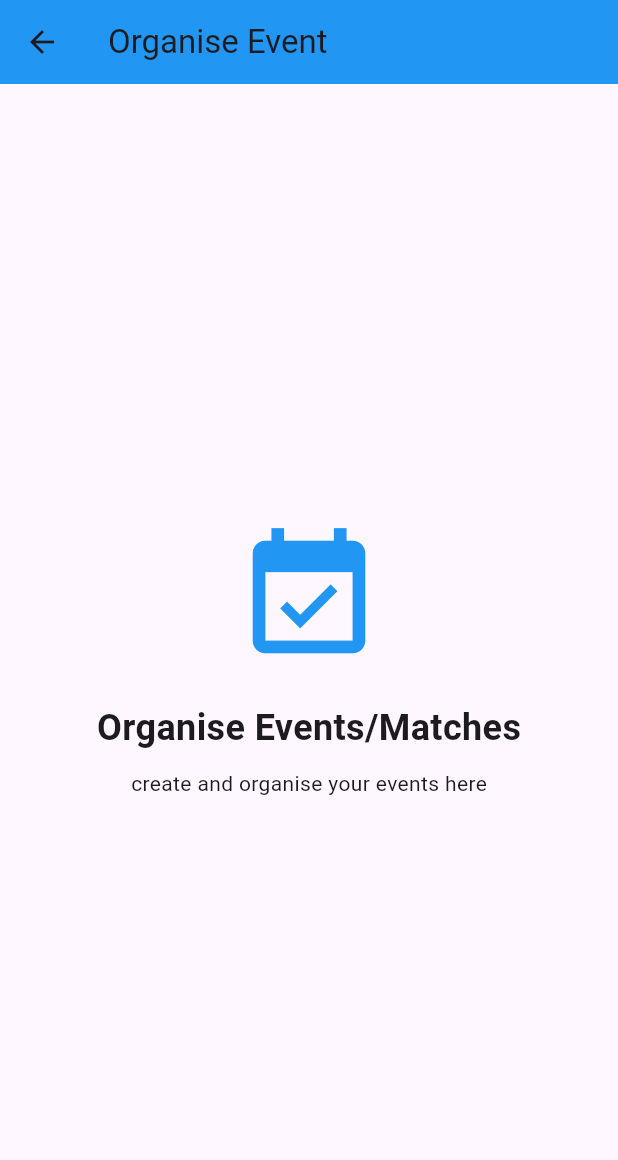
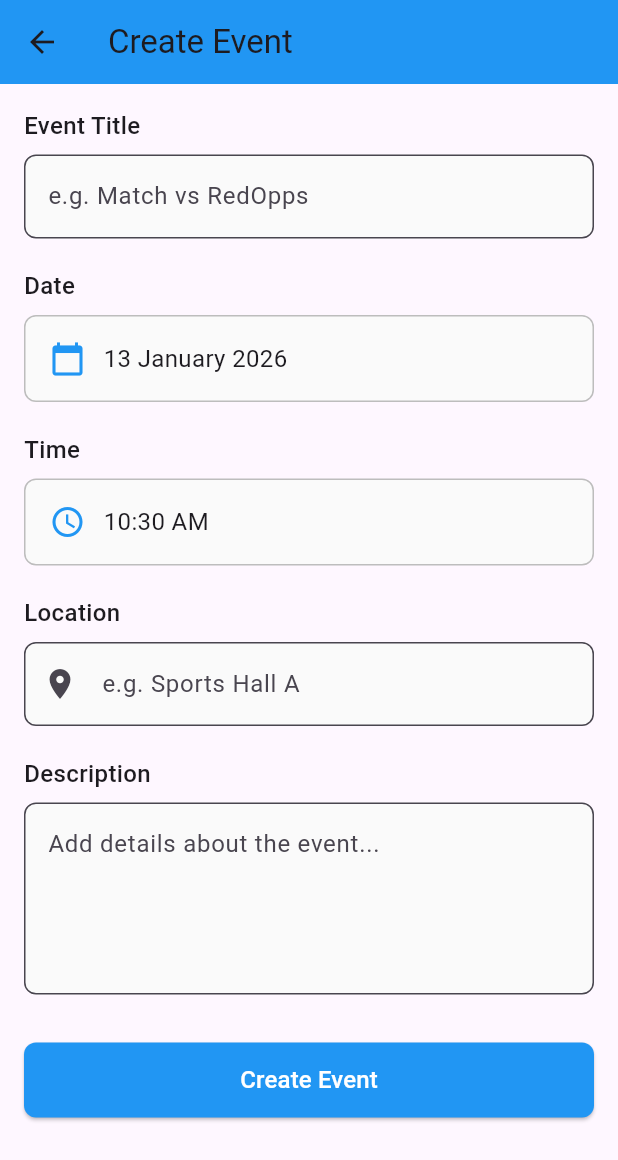
Before and after one commit to JMcoderr/Team-Management-App, a Flutter app: the OrganisePage screen opened directly, on a phone screen of 412 x 824 dp. Shown: the top 1160 px of the screen. Run offline on Flutter 3.47's test engine with Material 3 defaults, Android fonts, the phone set to English and light mode, and no system bars; our stand-ins replace dio, flutter_riverpod.

Commit message:
added organise page for creating events

```diff
--- a/team_management_app_dev/lib/main.dart
+++ b/team_management_app_dev/lib/main.dart
@@ -3,6 +3,7 @@ import 'package:flutter_riverpod/flutter_riverpod.dart';
 import 'pages/dashboard_page.dart';
 import 'pages/events_page.dart';
 import 'pages/schedule_page.dart';
+import 'pages/organise_page.dart';
 
 void main() {
   runApp(
@@ -300,36 +301,6 @@ class RouteplannerPage extends StatelessWidget {
   }
 }
 
-// organise page - for organising events/matches
-class OrganisePage extends StatelessWidget {
-  const OrganisePage({Key? key}) : super(key: key);
-
-  @override
-  Widget build(BuildContext context) {
-    return Scaffold(
-      appBar: AppBar(
-        title: const Text('Organise Event'),
-        backgroundColor: Colors.blue,
-      ),
-      body: Center(
-        child: Column(
-          mainAxisAlignment: MainAxisAlignment.center,
-          children: const [
-            Icon(Icons.event_available, size: 100, color: Colors.blue),
-            SizedBox(height: 20),
-            Text(
-              'Organise Events/Matches',
-              style: TextStyle(fontSize: 24, fontWeight: FontWeight.bold),
-            ),
-            SizedBox(height: 10),
-            Text('create and organise your events here'),
-          ],
-        ),
-      ),
-    );
-  }
-}
-
 // account page - user info and stuff
 class AccountPage extends StatelessWidget {
   const AccountPage({Key? key}) : super(key: key);
--- /dev/null
+++ b/team_management_app_dev/lib/pages/organise_page.dart
@@ -0,0 +1,320 @@
+import 'package:flutter/material.dart';
+import 'package:flutter_riverpod/flutter_riverpod.dart';
+import 'package:intl/intl.dart';
+import '../data/models/event.dart';
+import '../providers/event_provider.dart';
+
+// page for creating new events/matches
+class OrganisePage extends ConsumerStatefulWidget {
+  const OrganisePage({Key? key}) : super(key: key);
+
+  @override
+  ConsumerState<OrganisePage> createState() => _OrganisePageState();
+}
+
+class _OrganisePageState extends ConsumerState<OrganisePage> {
+  // controllers for text fields (like variables that remember what user typed)
+  final titleController = TextEditingController();
+  final locationController = TextEditingController();
+  final descriptionController = TextEditingController();
+
+  // date and time variables
+  DateTime selectedDate = DateTime.now();
+  TimeOfDay selectedTime = TimeOfDay.now();
+
+  bool isLoading = false; // to show spinner when saving
+
+  @override
+  void dispose() {
+    // cleanup when page closes (like turning off lights when leaving a room)
+    titleController.dispose();
+    locationController.dispose();
+    descriptionController.dispose();
+    super.dispose();
+  }
+
+  @override
+  Widget build(BuildContext context) {
+    return Scaffold(
+      appBar: AppBar(
+        title: const Text('Create Event'),
+        backgroundColor: Colors.blue,
+      ),
+      body: SingleChildScrollView(
+        padding: const EdgeInsets.all(16),
+        child: Column(
+          crossAxisAlignment: CrossAxisAlignment.start,
+          children: [
+            // title field
+            const Text(
+              'Event Title',
+              style: TextStyle(fontSize: 16, fontWeight: FontWeight.w500),
+            ),
+            const SizedBox(height: 8),
+            TextField(
+              controller: titleController,
+              decoration: InputDecoration(
+                hintText: 'e.g. Match vs RedOpps',
+                border: OutlineInputBorder(
+                  borderRadius: BorderRadius.circular(8),
+                ),
+                filled: true,
+                fillColor: Colors.grey[50],
+              ),
+            ),
+
+            const SizedBox(height: 20),
+
+            // date picker
+            const Text(
+              'Date',
+              style: TextStyle(fontSize: 16, fontWeight: FontWeight.w500),
+            ),
+            const SizedBox(height: 8),
+            InkWell(
+              onTap: () => _pickDate(context),
+              child: Container(
+                padding: const EdgeInsets.all(16),
+                decoration: BoxDecoration(
+                  border: Border.all(color: Colors.grey[400]!),
+                  borderRadius: BorderRadius.circular(8),
+                  color: Colors.grey[50],
+                ),
+                child: Row(
+                  children: [
+                    const Icon(Icons.calendar_today, color: Colors.blue),
+                    const SizedBox(width: 12),
+                    Text(
+                      DateFormat('d MMMM yyyy').format(selectedDate),
+                      style: const TextStyle(fontSize: 16),
+                    ),
+                  ],
+                ),
+              ),
+            ),
+
+            const SizedBox(height: 20),
+
+            // time picker
+            const Text(
+              'Time',
+              style: TextStyle(fontSize: 16, fontWeight: FontWeight.w500),
+            ),
+            const SizedBox(height: 8),
+            InkWell(
+              onTap: () => _pickTime(context),
+              child: Container(
+                padding: const EdgeInsets.all(16),
+                decoration: BoxDecoration(
+                  border: Border.all(color: Colors.grey[400]!),
+                  borderRadius: BorderRadius.circular(8),
+                  color: Colors.grey[50],
+                ),
+                child: Row(
+                  children: [
+                    const Icon(Icons.access_time, color: Colors.blue),
+                    const SizedBox(width: 12),
+                    Text(
+                      selectedTime.format(context),
+                      style: const TextStyle(fontSize: 16),
+                    ),
+                  ],
+                ),
+              ),
+            ),
+
+            const SizedBox(height: 20),
+
+            // location field
+            const Text(
+              'Location',
+              style: TextStyle(fontSize: 16, fontWeight: FontWeight.w500),
+            ),
+            const SizedBox(height: 8),
+            TextField(
+              controller: locationController,
+              decoration: InputDecoration(
+                hintText: 'e.g. Sports Hall A',
+                border: OutlineInputBorder(
+                  borderRadius: BorderRadius.circular(8),
+                ),
+                filled: true,
+                fillColor: Colors.grey[50],
+                prefixIcon: const Icon(Icons.location_on),
+              ),
+            ),
+
+            const SizedBox(height: 20),
+
+            // description field
+            const Text(
+              'Description',
+              style: TextStyle(fontSize: 16, fontWeight: FontWeight.w500),
+            ),
+            const SizedBox(height: 8),
+            TextField(
+              controller: descriptionController,
+              maxLines: 4,
+              decoration: InputDecoration(
+                hintText: 'Add details about the event...',
+                border: OutlineInputBorder(
+                  borderRadius: BorderRadius.circular(8),
+                ),
+                filled: true,
+                fillColor: Colors.grey[50],
+              ),
+            ),
+
+            const SizedBox(height: 32),
+
+            // create button
+            SizedBox(
+              width: double.infinity,
+              height: 50,
+              child: ElevatedButton(
+                onPressed: isLoading ? null : _createEvent,
+                style: ElevatedButton.styleFrom(
+                  backgroundColor: Colors.blue,
+                  shape: RoundedRectangleBorder(
+                    borderRadius: BorderRadius.circular(8),
+                  ),
+                ),
+                child: isLoading
+                    ? const SizedBox(
+                        height: 20,
+                        width: 20,
+                        child: CircularProgressIndicator(
+                          color: Colors.white,
+                          strokeWidth: 2,
+                        ),
+                      )
+                    : const Text(
+                        'Create Event',
+                        style: TextStyle(fontSize: 16, color: Colors.white),
+                      ),
+              ),
+            ),
+          ],
+        ),
+      ),
+    );
+  }
+
+  // opening date picker
+  Future<void> _pickDate(BuildContext context) async {
+    final picked = await showDatePicker(
+      context: context,
+      initialDate: selectedDate,
+      firstDate: DateTime.now(),
+      lastDate: DateTime.now().add(const Duration(days: 365)),
+    );
+
+    if (picked != null) {
+      setState(() {
+        selectedDate = picked;
+      });
+    }
+  }
+
+  // opening time picker
+  Future<void> _pickTime(BuildContext context) async {
+    final picked = await showTimePicker(
+      context: context,
+      initialTime: selectedTime,
+    );
+
+    if (picked != null) {
+      setState(() {
+        selectedTime = picked;
+      });
+    }
+  }
+
+  // saving the event
+  Future<void> _createEvent() async {
+    // check if title is empty
+    if (titleController.text.trim().isEmpty) {
+      ScaffoldMessenger.of(context).showSnackBar(
+        const SnackBar(content: Text('Please enter a title')),
+      );
+      return;
+    }
+
+    if (locationController.text.trim().isEmpty) {
+      ScaffoldMessenger.of(context).showSnackBar(
+        const SnackBar(content: Text('Please enter a location')),
+      );
+      return;
+    }
+
+    setState(() {
+      isLoading = true;
+    });
+
+    try {
+      // get the repository
+      final repository = ref.read(eventRepositoryProvider);
+
+      // combining date and time
+      final eventDateTime = DateTime(
+        selectedDate.year,
+        selectedDate.month,
+        selectedDate.day,
+        selectedTime.hour,
+        selectedTime.minute,
+      );
+
+      // create the event object
+      final newEvent = Event(
+        id: DateTime.now().millisecondsSinceEpoch, // temp id
+        title: titleController.text.trim(),
+        description: descriptionController.text.trim(),
+        date: eventDateTime,
+        time: selectedTime.format(context),
+        location: locationController.text.trim(),
+        type: eventDateTime.isAfter(DateTime.now()) ? 'upcoming' : 'past',
+      );
+
+      // save it
+      await repository.createEvent(newEvent);
+
+      // refresh the events list
+      ref.invalidate(eventsProvider);
+
+      // show success message
+      if (mounted) {
+        ScaffoldMessenger.of(context).showSnackBar(
+          const SnackBar(
+            content: Text('Event created successfully!'),
+            backgroundColor: Colors.green,
+          ),
+        );
+
+        // clear the form
+        titleController.clear();
+        locationController.clear();
+        descriptionController.clear();
+        setState(() {
+          selectedDate = DateTime.now();
+          selectedTime = TimeOfDay.now();
+        });
+      }
+    } catch (e) {
+      // if something goes wrong
+      if (mounted) {
+        ScaffoldMessenger.of(context).showSnackBar(
+          SnackBar(
+            content: Text('Error: $e'),
+            backgroundColor: Colors.red,
+          ),
+        );
+      }
+    } finally {
+      if (mounted) {
+        setState(() {
+          isLoading = false;
+        });
+      }
+    }
+  }
+}
```
